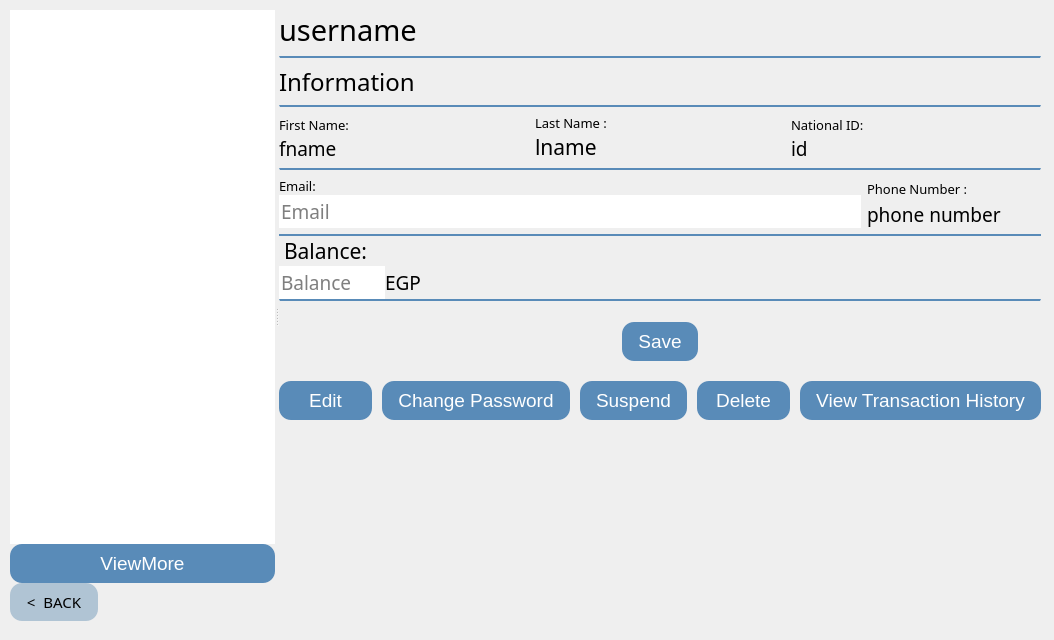
Above: wallet_proj_qt/simple_wallet/viewusers.ui from Mahossam36/Smart-Wallet-System before the change. Below: the same form after it.
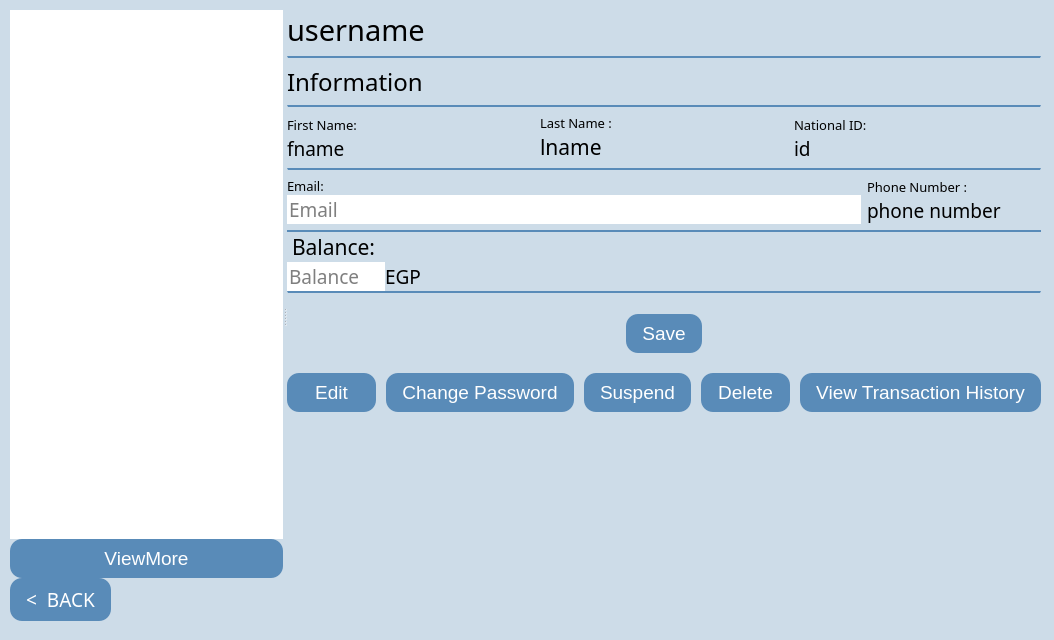
That is the form after the change.

```diff
--- a/wallet_proj_qt/simple_wallet/viewusers.ui
+++ b/wallet_proj_qt/simple_wallet/viewusers.ui
@@ -13,6 +13,9 @@
   <property name="windowTitle">
    <string>Dialog</string>
   </property>
+  <property name="styleSheet">
+   <string notr="true">background-color: #cddce8;</string>
+  </property>
   <widget class="QWidget" name="verticalLayoutWidget_3">
    <property name="geometry">
     <rect>
@@ -60,7 +63,7 @@
            </sizepolicy>
           </property>
           <property name="styleSheet">
-           <string notr="true"/>
+           <string notr="true">background-color:#ffffff</string>
           </property>
           <property name="frameShape">
            <enum>QFrame::Shape::NoFrame</enum>
@@ -107,15 +110,18 @@
             </property>
             <property name="styleSheet">
              <string notr="true">QPushButton {
-    background-color: #b0c4d4;   /* dark blue */
-    color: black;
+    background-color: #598bb8;   /* dark blue */
+    color: white;
     border: none;                /* no border line */
     border-radius: 12px;         /* rounded corners */
     padding: 8px 16px;
-    font-size: 15px;
+    font-size: 19px;
     background-image: none;      /* no image */
 }
-</string>
+
+QPushButton:hover {
+    background-color: #0D1B5A;   /* darker on hover */
+}</string>
             </property>
             <property name="text">
              <string>&lt;  BACK</string>
@@ -358,6 +364,9 @@
                 <pointsize>14</pointsize>
                </font>
               </property>
+              <property name="styleSheet">
+               <string notr="true">background-color:#ffffff</string>
+              </property>
               <property name="text">
                <string/>
               </property>
@@ -405,7 +414,7 @@
                </font>
               </property>
               <property name="autoFillBackground">
-               <bool>true</bool>
+               <bool>false</bool>
               </property>
               <property name="frameShape">
                <enum>QFrame::Shape::NoFrame</enum>
@@ -471,6 +480,9 @@
                   <pointsize>14</pointsize>
                  </font>
                 </property>
+                <property name="styleSheet">
+                 <string notr="true">background-color:#ffffff</string>
+                </property>
                 <property name="frame">
                  <bool>false</bool>
                 </property>
```
